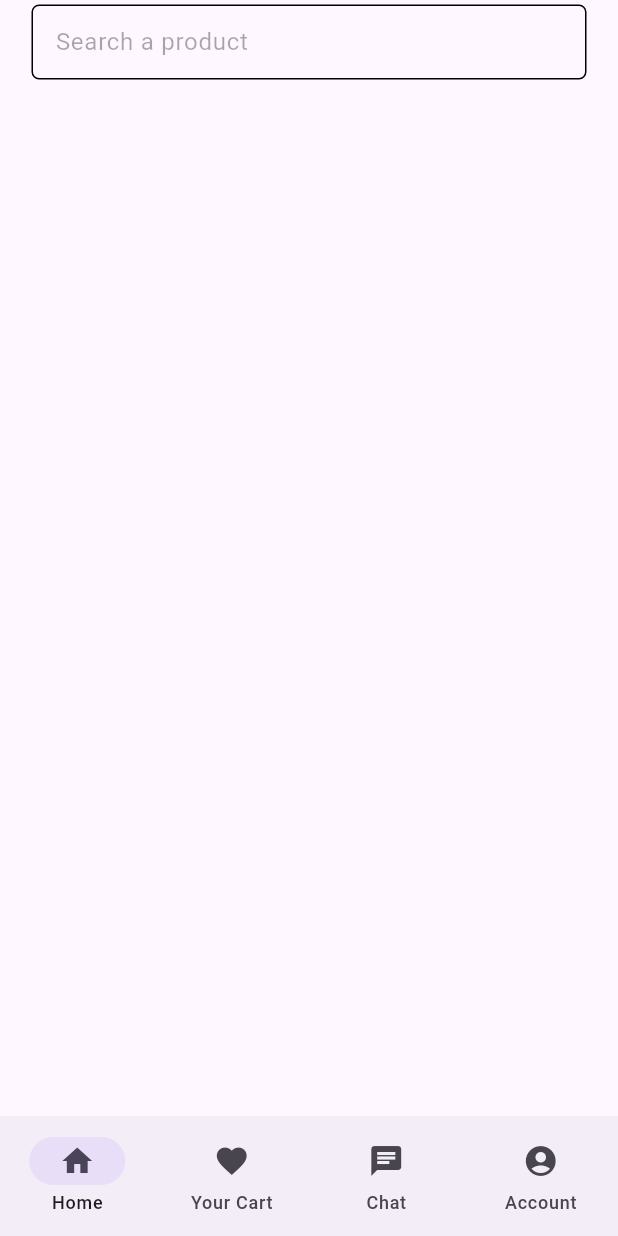
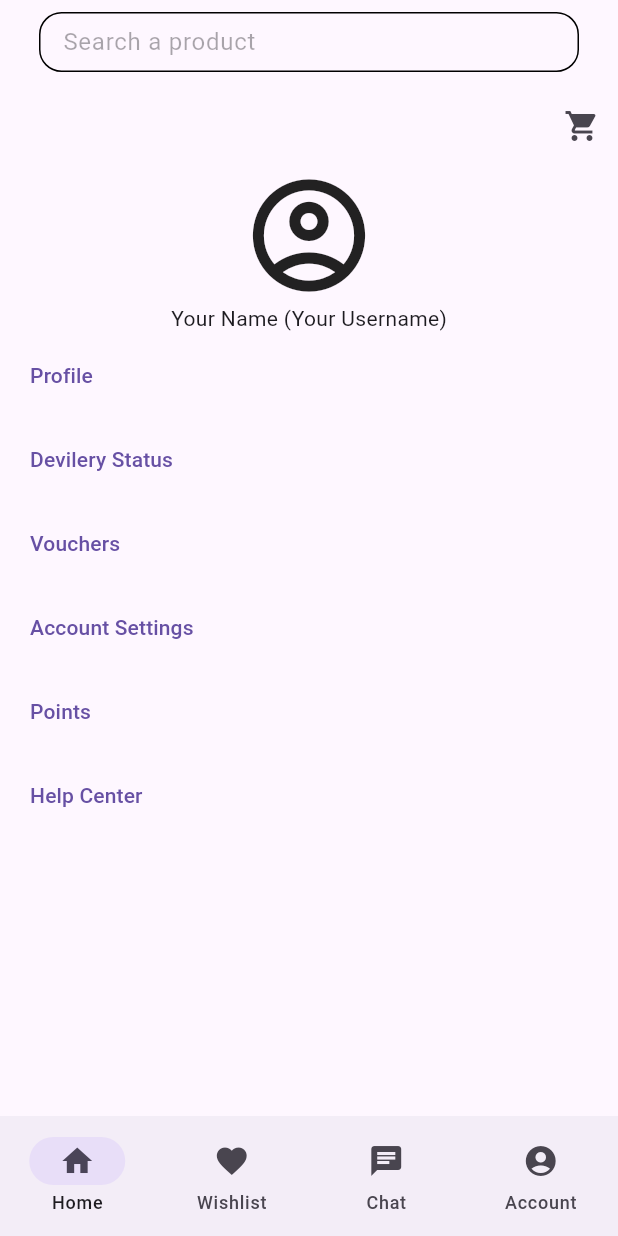
Before and after one commit to ZoeMeow1027/fashion-shop-flutter, a Flutter app: the HomeView screen opened directly, on a phone screen of 412 x 824 dp. Run offline on Flutter 3.47's test engine with Material 2 defaults, Android fonts, the phone set to English and light mode, and no system bars; our stand-ins replace flutter_svg.

Commit message:
Added Account tab and Order Successful view

```diff
--- a/lib/main.dart
+++ b/lib/main.dart
@@ -1,6 +1,5 @@
 import 'dart:ui';
 
-import 'package:fashionshop/screens/home/home_view.dart';
 import 'package:fashionshop/screens/welcome/welcome_view.dart';
 import 'package:flutter/material.dart';
 
--- a/lib/screens/details/components/product_basic_interface.dart
+++ b/lib/screens/details/components/product_basic_interface.dart
@@ -18,7 +18,7 @@ class ProductBasicInterface extends StatelessWidget {
 }
 
 class _ImagePreview extends StatelessWidget {
-  const _ImagePreview({super.key, required this.previewList});
+  const _ImagePreview({required this.previewList});
 
   final List<String> previewList;
 
--- a/lib/screens/details/components/product_color_chooser.dart
+++ b/lib/screens/details/components/product_color_chooser.dart
@@ -44,7 +44,6 @@ class ProductColorChooser extends StatelessWidget {
 
 class _ColorDot extends StatelessWidget {
   const _ColorDot({
-    super.key,
     required this.color,
     required this.isSelected,
     required this.onClick,
--- /dev/null
+++ b/lib/screens/home/account_tab.dart
@@ -0,0 +1,60 @@
+import 'package:fashionshop/screens/home/components/wide_button.dart';
+import 'package:flutter/material.dart';
+
+class AccountTab extends StatelessWidget {
+  const AccountTab({super.key});
+
+  @override
+  Widget build(BuildContext context) {
+    return Scaffold(
+      appBar: AppBar(
+        actions: [
+          IconButton(
+            icon: const Icon(Icons.shopping_cart),
+            onPressed: () {},
+          ),
+        ],
+      ),
+      body: Column(
+        children: [
+          const Icon(
+            Icons.account_circle_outlined,
+            size: 90,
+          ),
+          const Text("Your Name (Your Username)"),
+          wideButton(
+            text: "Profile",
+            padding: const EdgeInsets.all(3.0),
+            onClick: () {},
+          ),
+          wideButton(
+            // TODO: Add more item like In progress, deliveried,...)
+            text: "Devilery Status",
+            padding: const EdgeInsets.all(3.0),
+            onClick: () {},
+          ),
+          wideButton(
+            text: "Vouchers",
+            padding: const EdgeInsets.all(3.0),
+            onClick: () {},
+          ),
+          wideButton(
+            text: "Account Settings",
+            padding: const EdgeInsets.all(3.0),
+            onClick: () {},
+          ),
+          wideButton(
+            text: "Points",
+            padding: const EdgeInsets.all(3.0),
+            onClick: () {},
+          ),
+          wideButton(
+            text: "Help Center",
+            padding: const EdgeInsets.all(3.0),
+            onClick: () {},
+          ),
+        ],
+      ),
+    );
+  }
+}
--- a/lib/screens/home/components/search_bar_click.dart
+++ b/lib/screens/home/components/search_bar_click.dart
@@ -24,7 +24,7 @@ class SearchBarClick extends StatelessWidget {
   //https://www.fluttercampus.com/guide/81/how-to-style-textfield-widget-border-flutter/
   OutlineInputBorder _outlineInputBorder() {
     return const OutlineInputBorder(
-      borderRadius: BorderRadius.all(Radius.circular(5)),
+      borderRadius: BorderRadius.all(Radius.circular(15)),
       borderSide: BorderSide(width: 1),
     );
   }
--- /dev/null
+++ b/lib/screens/home/components/wide_button.dart
@@ -0,0 +1,24 @@
+import 'package:flutter/material.dart';
+
+Widget wideButton({
+  required String text,
+  required Function() onClick,
+  EdgeInsetsGeometry padding = const EdgeInsets.all(0.0),
+}) {
+  return Padding(
+    padding: padding,
+    child: TextButton(
+      onPressed: onClick,
+      style: ElevatedButton.styleFrom(
+        minimumSize: const Size.fromHeight(50),
+      ),
+      child: Align(
+        alignment: Alignment.centerLeft,
+        child: Padding(
+          padding: const EdgeInsets.all(5.0),
+          child: Text(text),
+        ),
+      ),
+    ),
+  );
+}
--- a/lib/screens/home/home_view.dart
+++ b/lib/screens/home/home_view.dart
@@ -1,6 +1,8 @@
 import 'package:fashionshop/screens/home/components/current_state.dart';
 import 'package:fashionshop/screens/home/components/search_bar_click.dart';
 import 'package:flutter/material.dart';
+
+import 'account_tab.dart';
 
 class HomeView extends StatefulWidget {
   const HomeView({super.key});
@@ -25,7 +27,7 @@ class _HomeViewState extends State<HomeView> {
       ),
       const NavigationDestination(
         icon: Icon(Icons.favorite),
-        label: 'Your Cart',
+        label: 'Wishlist',
       ),
       const NavigationDestination(
         icon: Icon(Icons.chat),
@@ -45,19 +47,19 @@ class _HomeViewState extends State<HomeView> {
         title: SizedBox(
           height: 60,
           child: Padding(
-            padding: const EdgeInsets.all(5.0),
+            padding: const EdgeInsets.all(10.0),
             child: SearchBarClick(
               placeholderText: "Search a product",
               onClick: () {
-                ScaffoldMessenger.of(context).showSnackBar(SnackBar(
-                  content: Text("Search bar clicked!"),
-                ));
+                ScaffoldMessenger.of(context).showSnackBar(
+                  const SnackBar(content: Text("Search bar clicked!")),
+                );
               },
             ),
           ),
         ),
       ),
-      body: const Center(), // TODO: View here!
+      body: const AccountTab(), // TODO: View here!
       bottomNavigationBar: NavigationBarTheme(
         data: Theme.of(context).navigationBarTheme,
         child: NavigationBar(
```
Also changed, not shown: lib/screens/checkout_successful/order_successful_view.dart (added, +50 -0 lines).
